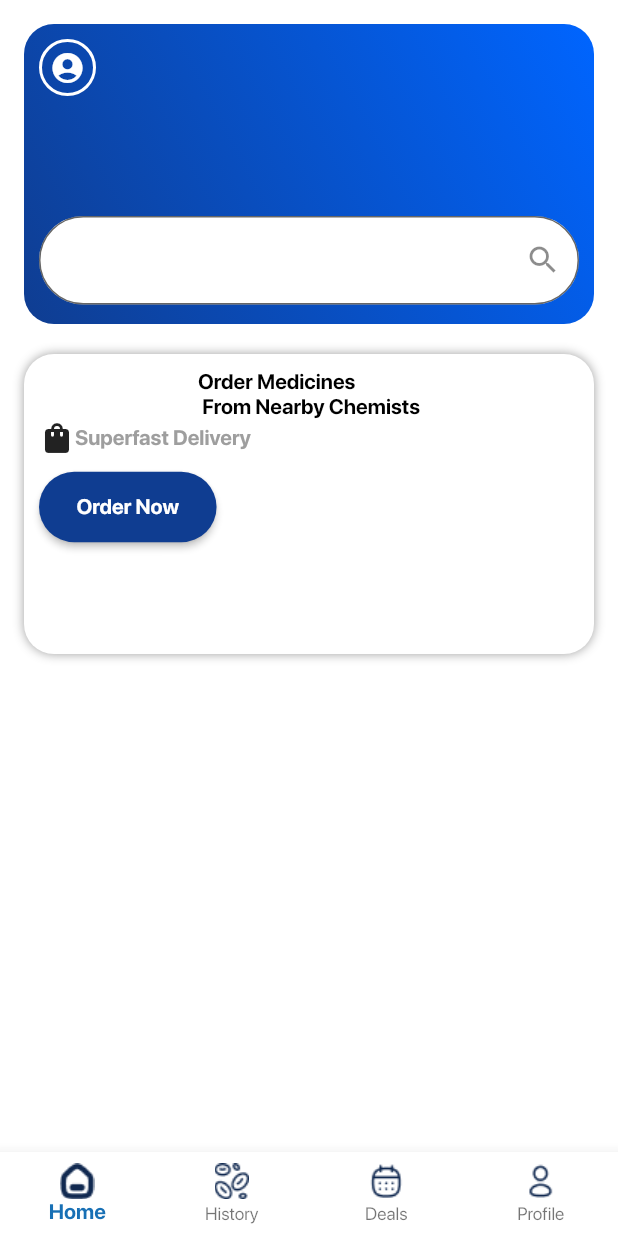
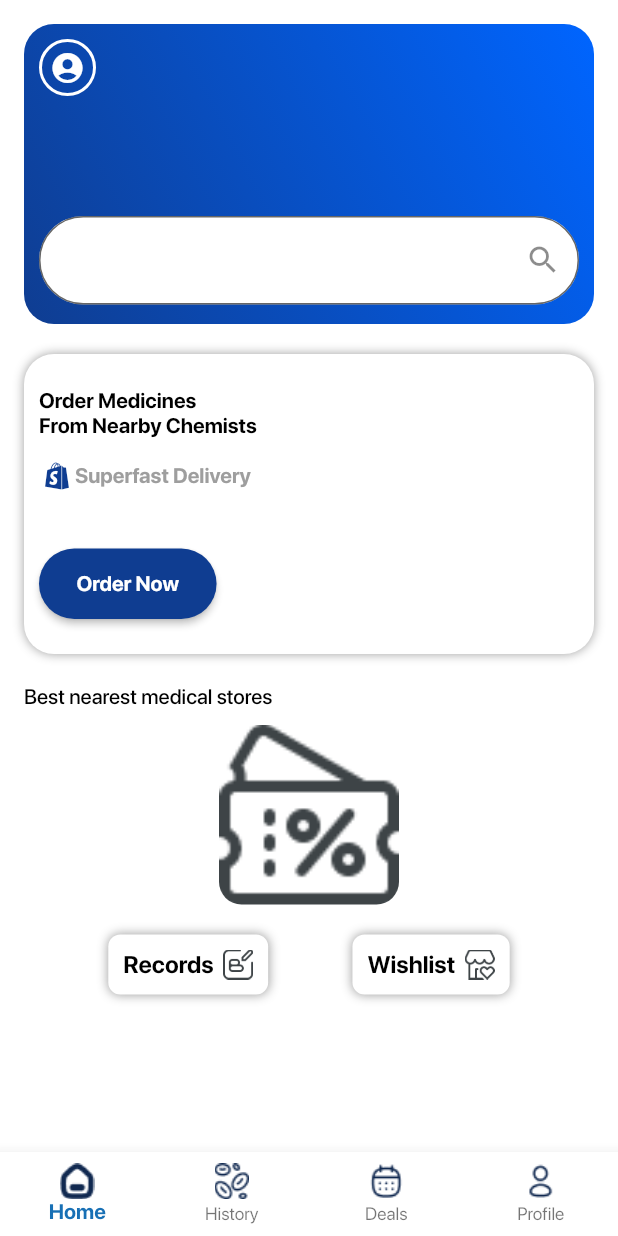
Before and after one commit to Shubhankar10/dawaiwala, a Flutter app: the Dashboard screen opened directly, on a phone screen of 412 x 824 dp. Run offline on Flutter 3.47's test engine with Material 2 defaults, Android fonts, the phone set to English and light mode, and no system bars; drawn by our look-alikes of velocity_x; our stand-ins replace get, sliding_up_panel.

Commit message:
home_screen updated

```diff
--- a/lib/screens/home_screen/home_screen.dart
+++ b/lib/screens/home_screen/home_screen.dart
@@ -1,12 +1,20 @@
 import 'package:dawaiwala/consts/colors.dart';
+import 'package:dawaiwala/consts/images.dart';
 import 'package:flutter/material.dart';
+import 'package:velocity_x/velocity_x.dart';
 
 class HomeScreen extends StatelessWidget {
   const HomeScreen({super.key});
 
   @override
   Widget build(BuildContext context) {
-    return Container(
+    const sliderList = [icCoupon, icBrands, icClubpoint, icFlashDeal];
+
+    return SingleChildScrollView(
+      scrollDirection: Axis.vertical,
+      child: Column(
+        children: [
+          Container(
             padding: const EdgeInsets.all(16),
             color: Colors.white,
             width: MediaQuery.of(context).size.width,
@@ -38,7 +46,8 @@ class HomeScreen extends StatelessWidget {
                               padding: const EdgeInsets.all(5),
                               decoration: BoxDecoration(
                                   borderRadius: BorderRadius.circular(100),
-                            border: Border.all(width: 2, color: Colors.white)),
+                                  border: Border.all(
+                                      width: 2, color: Colors.white)),
                               child: const Icon(
                                 Icons.account_circle,
                                 color: Colors.white,
@@ -72,19 +81,22 @@ class HomeScreen extends StatelessWidget {
                         )
                       ]),
                   child: Column(
+                    crossAxisAlignment: CrossAxisAlignment.start,
+                    mainAxisAlignment: MainAxisAlignment.spaceEvenly,
                     children: [
                       const Text(
-                  "Order Medicines\n From Nearby Chemists",
+                        "Order Medicines\nFrom Nearby Chemists",
                         style: TextStyle(
                             color: Colors.black, fontWeight: FontWeight.bold),
                         overflow: TextOverflow.clip,
                       ),
                       Row(
                         children: [
-                    const Icon(Icons.shopping_bag),
+                          const Icon(Icons.shopify, color: primaryDarkColor),
                           const Text("Superfast Delivery",
                               style: TextStyle(
-                            color: Colors.grey, fontWeight: FontWeight.bold))
+                                  color: Colors.grey,
+                                  fontWeight: FontWeight.bold))
                         ],
                       ),
                       SizedBox(height: 10),
@@ -112,9 +124,102 @@ class HomeScreen extends StatelessWidget {
                       ),
                     ],
                   ),
+                ),
+                SizedBox(
+                  height: 20,
+                ),
+                Row(
+                  mainAxisAlignment: MainAxisAlignment.start,
+                  children: [
+                    const Text(
+                      "Best nearest medical stores",
+                      style: TextStyle(
+                          color: Colors.black, fontWeight: FontWeight.w500),
+                      overflow: TextOverflow.clip,
+                    ),
+                  ],
+                ),
+                SizedBox(
+                  height: 10,
+                ),
+                VxSwiper.builder(
+                    autoPlay: true,
+                    height: 120,
+                    enlargeCenterPage: true,
+                    aspectRatio: 16 / 9,
+                    itemCount: sliderList.length,
+                    itemBuilder: (context, index) {
+                      return Image.asset(
+                        sliderList[index],
+                        fit: BoxFit.fill,
+                      )
+                          .box
+                          .rounded
+                          .clip(Clip.antiAlias)
+                          .margin(EdgeInsets.symmetric(horizontal: 8))
+                          .make();
+                    }),
+                SizedBox(
+                  height: 20,
+                ),
+                Row(
+                  mainAxisAlignment: MainAxisAlignment.spaceEvenly,
+                  children: [
+                    Container(
+                        padding: EdgeInsets.all(10),
+                        decoration: const BoxDecoration(
+                            borderRadius: BorderRadius.all(Radius.circular(8)),
+                            color: Colors.white,
+                            boxShadow: [
+                              BoxShadow(
+                                color: Colors.grey,
+                                blurRadius: 5.0,
+                              )
+                            ]),
+                        child: Row(
+                          children: [
+                            const Text("Records  ",
+                                style: TextStyle(
+                                    fontSize: 16,
+                                    color: Colors.black,
+                                    fontWeight: FontWeight.bold)),
+                            Image.asset(
+                              icBlog,
+                              width: 20,
                             )
                           ],
                         )),
+                    Container(
+                        padding: EdgeInsets.all(10),
+                        decoration: const BoxDecoration(
+                            borderRadius: BorderRadius.all(Radius.circular(8)),
+                            color: Colors.white,
+                            boxShadow: [
+                              BoxShadow(
+                                color: Colors.grey,
+                                blurRadius: 5.0,
+                              )
+                            ]),
+                        child: Row(
+                          children: [
+                            const Text("Wishlist  ",
+                                style: TextStyle(
+                                    fontSize: 16,
+                                    color: Colors.black,
+                                    fontWeight: FontWeight.bold)),
+                            Image.asset(
+                              icFavoriteSeller,
+                              width: 20,
+                            )
+                          ],
+                        )),
+                  ],
+                )
+              ],
+            )),
+          ),
+        ],
+      ),
     );
   }
 }
```
Lines whose indentation alone changed are shown as unchanged.
